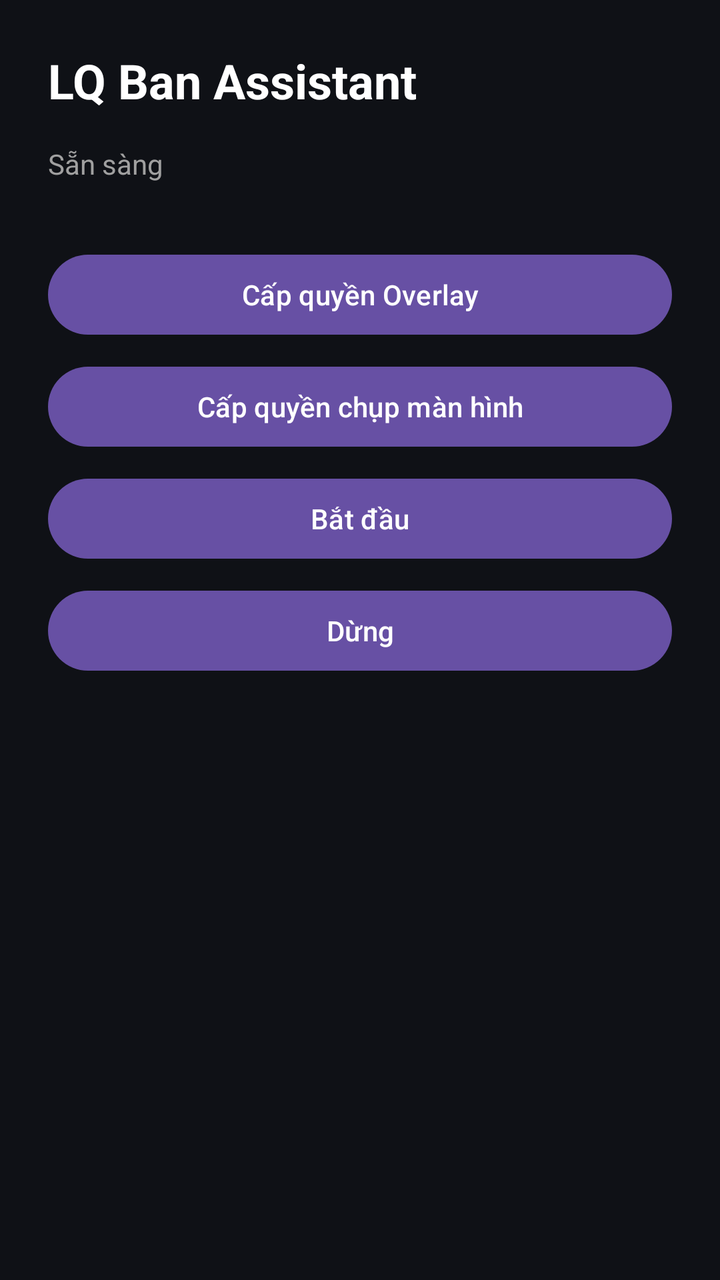
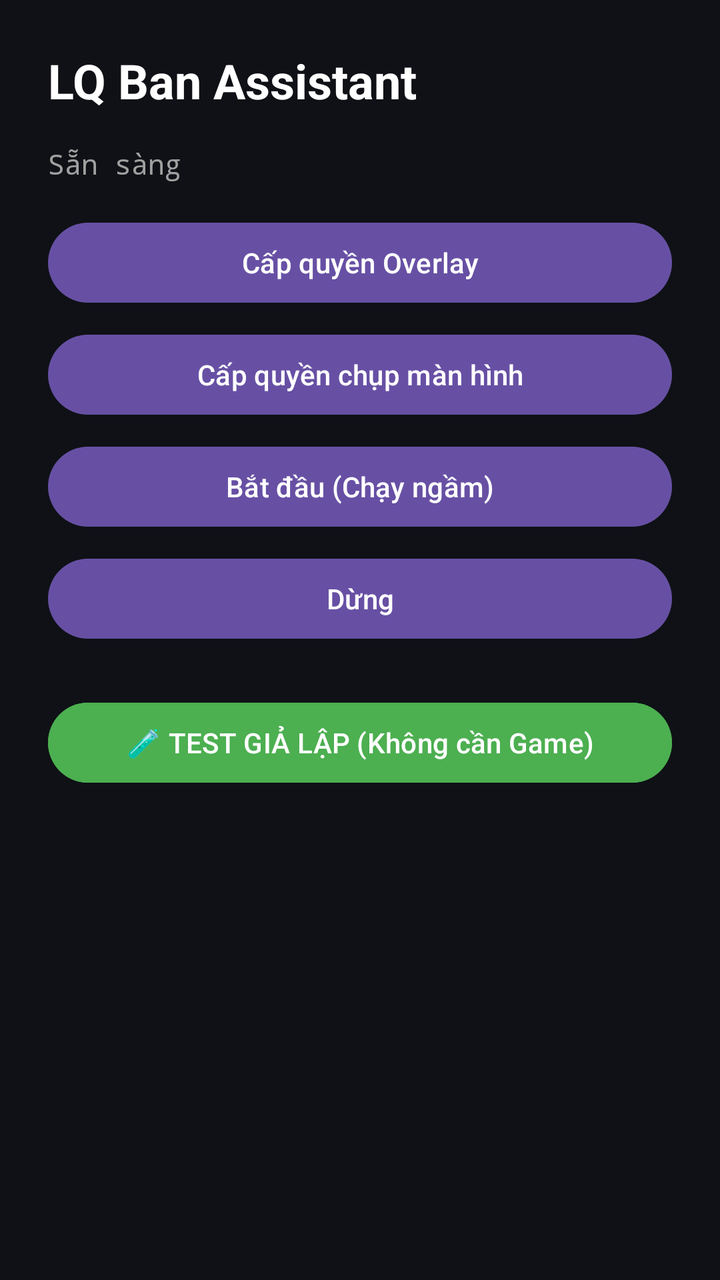

The first picture is an Android layout as it rendered before a commit; the second is the same layout after the commit. The layout source and the unified diff follow.
<!-- AndroidManifest.xml: application theme Theme.LqBan -->
<!-- res/layout/activity_main.xml -->
<?xml version="1.0" encoding="utf-8"?>
<LinearLayout xmlns:android="http://schemas.android.com/apk/res/android"
    android:layout_width="match_parent"
    android:layout_height="match_parent"
    android:orientation="vertical"
    android:padding="24dp"
    android:background="#0F1116">

    <TextView
        android:layout_width="wrap_content"
        android:layout_height="wrap_content"
        android:text="@string/app_name"
        android:textSize="24sp"
        android:textStyle="bold"
        android:textColor="#FFFFFF" />

    <TextView
        android:id="@+id/tvStatus"
        android:layout_width="wrap_content"
        android:layout_height="wrap_content"
        android:layout_marginTop="16dp"
        android:text="@string/status_ready"
        android:textColor="#A0A0A0" />

    <Button android:id="@+id/btnGrantOverlay"
        android:layout_width="match_parent" android:layout_height="wrap_content"
        android:layout_marginTop="32dp" android:text="@string/btn_grant_overlay" />

    <Button android:id="@+id/btnGrantCapture"
        android:layout_width="match_parent" android:layout_height="wrap_content"
        android:layout_marginTop="8dp" android:text="@string/btn_grant_capture" />

    <Button android:id="@+id/btnStart"
        android:layout_width="match_parent" android:layout_height="wrap_content"
        android:layout_marginTop="8dp" android:text="@string/btn_start" />

    <Button android:id="@+id/btnStop"
        android:layout_width="match_parent" android:layout_height="wrap_content"
        android:layout_marginTop="8dp" android:text="@string/btn_stop" />

</LinearLayout>
<!-- resources referenced by this layout -->
<resources>
  <string name="app_name">LQ Ban Assistant</string>
  <string name="btn_grant_capture">Cấp quyền chụp màn hình</string>
  <string name="btn_grant_overlay">Cấp quyền Overlay</string>
  <string name="btn_start">Bắt đầu</string>
  <string name="btn_stop">Dừng</string>
  <string name="status_ready">Sẵn sàng</string>
  <style name="Theme.LqBan" parent="Theme.Material3.DayNight.NoActionBar">
          <item name="android:statusBarColor" tools:targetApi="l">#0F1116</item>
      </style>
</resources>

<!-- the commit's change to res/layout/activity_main.xml (unified diff, before → after) -->
@@ -1,41 +1,55 @@
 <?xml version="1.0" encoding="utf-8"?>
-<LinearLayout xmlns:android="http://schemas.android.com/apk/res/android"
+<ScrollView xmlns:android="http://schemas.android.com/apk/res/android"
     android:layout_width="match_parent"
     android:layout_height="match_parent"
-    android:orientation="vertical"
-    android:padding="24dp"
-    android:background="#0F1116">
+    android:background="#0F1116"
+    android:fillViewport="true">
 
-    <TextView
-        android:layout_width="wrap_content"
+    <LinearLayout
+        android:layout_width="match_parent"
         android:layout_height="wrap_content"
-        android:text="@string/app_name"
-        android:textSize="24sp"
-        android:textStyle="bold"
-        android:textColor="#FFFFFF" />
+        android:orientation="vertical"
+        android:padding="24dp">
 
-    <TextView
-        android:id="@+id/tvStatus"
-        android:layout_width="wrap_content"
-        android:layout_height="wrap_content"
-        android:layout_marginTop="16dp"
-        android:text="@string/status_ready"
-        android:textColor="#A0A0A0" />
+        <TextView
+            android:layout_width="wrap_content"
+            android:layout_height="wrap_content"
+            android:text="@string/app_name"
+            android:textSize="24sp"
+            android:textStyle="bold"
+            android:textColor="#FFFFFF" />
 
-    <Button android:id="@+id/btnGrantOverlay"
-        android:layout_width="match_parent" android:layout_height="wrap_content"
-        android:layout_marginTop="32dp" android:text="@string/btn_grant_overlay" />
+        <TextView
+            android:id="@+id/tvStatus"
+            android:layout_width="wrap_content"
+            android:layout_height="wrap_content"
+            android:layout_marginTop="16dp"
+            android:text="@string/status_ready"
+            android:textColor="#A0A0A0"
+            android:fontFamily="monospace" />
 
-    <Button android:id="@+id/btnGrantCapture"
-        android:layout_width="match_parent" android:layout_height="wrap_content"
-        android:layout_marginTop="8dp" android:text="@string/btn_grant_capture" />
+        <Button android:id="@+id/btnGrantOverlay"
+            android:layout_width="match_parent" android:layout_height="wrap_content"
+            android:layout_marginTop="16dp" android:text="@string/btn_grant_overlay" />
 
-    <Button android:id="@+id/btnStart"
-        android:layout_width="match_parent" android:layout_height="wrap_content"
-        android:layout_marginTop="8dp" android:text="@string/btn_start" />
+        <Button android:id="@+id/btnGrantCapture"
+            android:layout_width="match_parent" android:layout_height="wrap_content"
+            android:layout_marginTop="8dp" android:text="@string/btn_grant_capture" />
 
-    <Button android:id="@+id/btnStop"
-        android:layout_width="match_parent" android:layout_height="wrap_content"
-        android:layout_marginTop="8dp" android:text="@string/btn_stop" />
+        <Button android:id="@+id/btnStart"
+            android:layout_width="match_parent" android:layout_height="wrap_content"
+            android:layout_marginTop="8dp" android:text="@string/btn_start" />
 
-</LinearLayout>
+        <Button android:id="@+id/btnStop"
+            android:layout_width="match_parent" android:layout_height="wrap_content"
+            android:layout_marginTop="8dp" android:text="@string/btn_stop" />
+
+        <Button android:id="@+id/btnTestMock"
+            android:layout_width="match_parent" android:layout_height="wrap_content"
+            android:layout_marginTop="24dp" 
+            android:backgroundTint="#4CAF50"
+            android:textColor="#FFFFFF"
+            android:text="@string/btn_test_mock" />
+
+    </LinearLayout>
+</ScrollView>
<!-- resource entries referenced after the edit -->
@@ -3,8 +3,9 @@
   <string name="app_name">LQ Ban Assistant</string>
   <string name="btn_grant_capture">Cấp quyền chụp màn hình</string>
   <string name="btn_grant_overlay">Cấp quyền Overlay</string>
-  <string name="btn_start">Bắt đầu</string>
+  <string name="btn_start">Bắt đầu (Chạy ngầm)</string>
   <string name="btn_stop">Dừng</string>
+  <string name="btn_test_mock">🧪 TEST GIẢ LẬP (Không cần Game)</string>
   <string name="status_ready">Sẵn sàng</string>
   <style name="Theme.LqBan" parent="Theme.Material3.DayNight.NoActionBar">
           <item name="android:statusBarColor" tools:targetApi="l">#0F1116</item>
